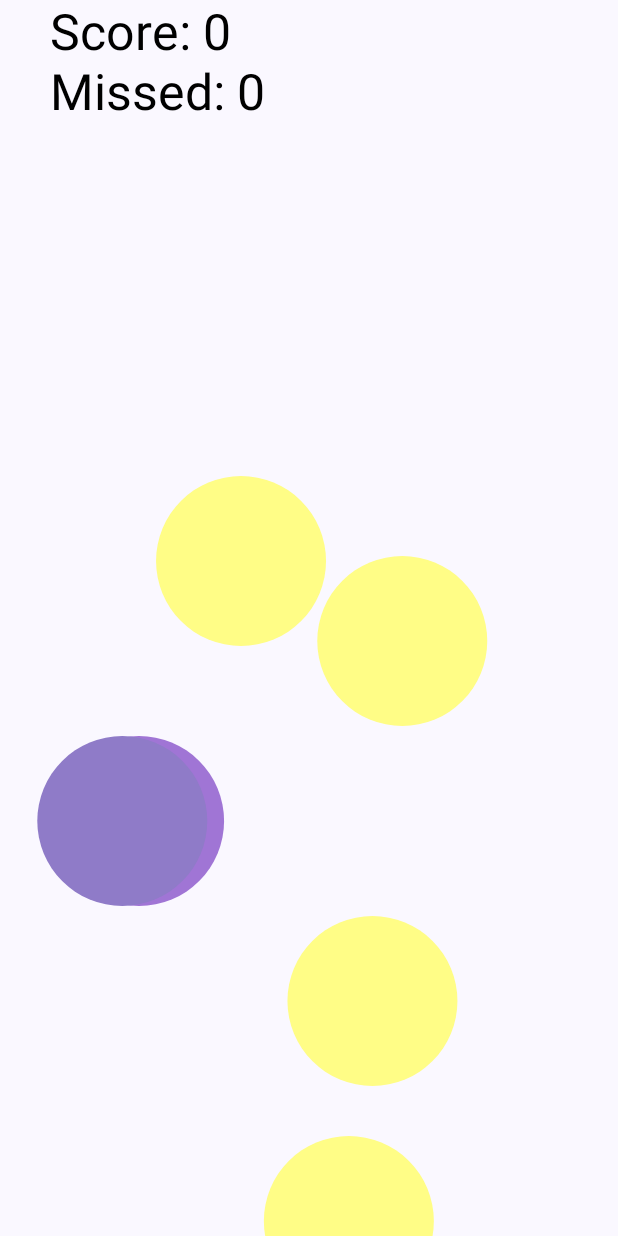
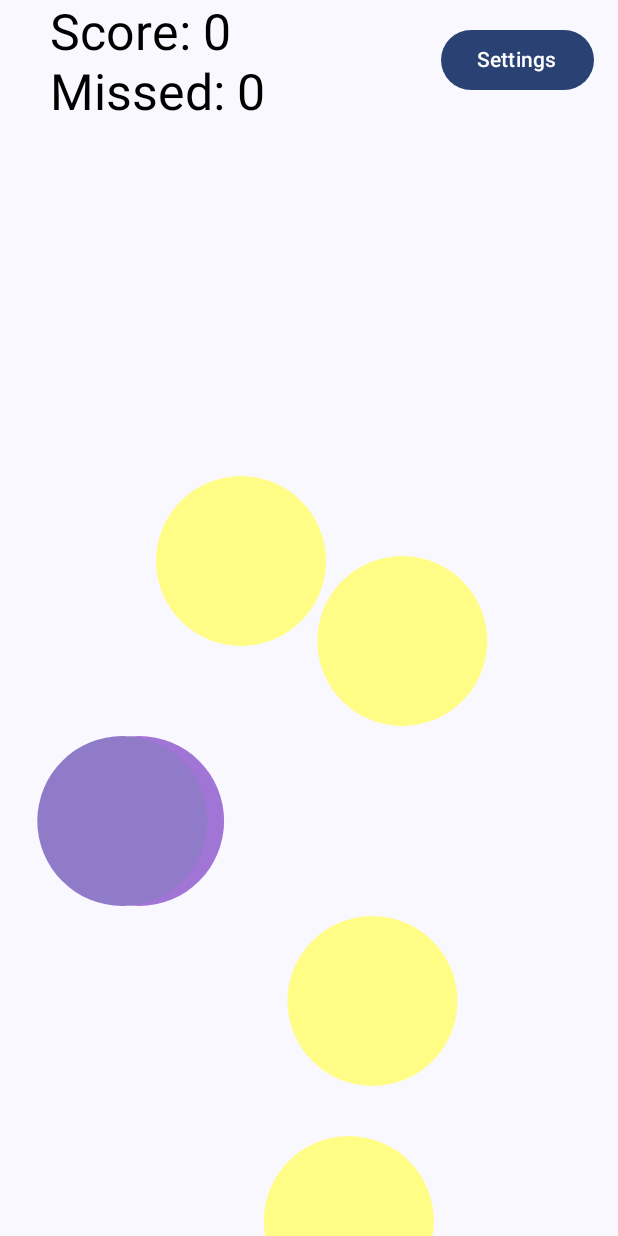
Before and after one commit to SabaAnsari2002/balloon-game, an Android app built with Jetpack Compose: the screen it shows after launch (MainActivity), after a tap on "شروع بازی", on a phone screen of 412 x 824 dp. Run offline under Robolectric (Android 15) with nearby library versions, the phone set to English and light mode, and no system bars.

Commit message:
the sixth commit

```diff
--- a/app/src/main/java/com/saba/balloongame/BalloonGameScreen.kt
+++ b/app/src/main/java/com/saba/balloongame/BalloonGameScreen.kt
@@ -1,22 +1,69 @@
 package com.saba.balloongame
 
-import androidx.compose.foundation.layout.fillMaxSize
-import androidx.compose.runtime.Composable
+import androidx.compose.foundation.layout.*
+import androidx.compose.material3.Button
+import androidx.compose.material3.Text
+import androidx.compose.runtime.*
+import androidx.compose.ui.Alignment
 import androidx.compose.ui.Modifier
 import androidx.compose.ui.platform.LocalContext
+import androidx.compose.ui.unit.dp
 import androidx.compose.ui.viewinterop.AndroidView
-import com.saba.balloongame.BalloonView
 
 @Composable
-fun BalloonGameScreen(onGameOver: () -> Unit) {
+fun BalloonGameScreen(
+    onGameOver: () -> Unit,
+    onPause: () -> Unit,
+    onResume: () -> Unit
+) {
     val context = LocalContext.current
+    var gamePaused by remember { mutableStateOf(false) }
+    var balloonView by remember { mutableStateOf<BalloonView?>(null) }
+
+    Box(modifier = Modifier.fillMaxSize()) {
         AndroidView(
             factory = {
                 BalloonView(context).apply {
                     this.onGameOver = onGameOver
+                    this.onPause = {
+                        gamePaused = true
+                        onPause()
+                    }
+                    this.onResume = {
+                        gamePaused = false
+                        onResume()
+                    }
+                    balloonView = this
                     resetGame()
                 }
             },
             modifier = Modifier.fillMaxSize()
         )
+
+        if (gamePaused) {
+            SettingsCard(
+                onBackToGame = {
+                    gamePaused = false
+                    balloonView?.resumeGame()
+                },
+                onRestartGame = {
+                    gamePaused = false
+                    balloonView?.resetGame()
                 }
+            )
+        }
+
+        Button(
+            onClick = {
+                gamePaused = true
+                balloonView?.pauseGame()
+                onPause()
+            },
+            modifier = Modifier
+                .align(Alignment.TopEnd)
+                .padding(16.dp)
+        ) {
+            Text("Settings")
+        }
+    }
+}
--- a/app/src/main/java/com/saba/balloongame/BalloonView.kt
+++ b/app/src/main/java/com/saba/balloongame/BalloonView.kt
@@ -17,15 +17,17 @@ class BalloonView(context: Context, attrs: AttributeSet? = null) : View(context,
         style = Paint.Style.FILL
     }
     private var score = 0
-    private var speed = 10 // سرعت اولیه
+    private var speed = 10 // Initial speed
     private var lastSpeedChangeTime = System.currentTimeMillis()
-    private var missedBalloonsCount = 0 // شمارش بادکنک‌های نترکیده و خارج شده
-    var onGameOver: (() -> Unit)? = null // تعریف یک تابع برای هندل کردن پایان بازی
+    private var missedBalloonsCount = 0 // Count of missed balloons
+    var onGameOver: (() -> Unit)? = null // Callback function for game over
+    var onPause: (() -> Unit)? = null // Callback function for pausing the game
+    var onResume: (() -> Unit)? = null // Callback function for resuming the game
 
-    // تعریف سایز ثابت برای بادکنک‌ها
+    // Constant size for balloons
     private val balloonRadius = 85f
 
-    // تعریف رنگ‌ها به صورت مقادیر صحیح
+    // Colors defined as integer values
     private val balloonColors = intArrayOf(
         Color.parseColor("#ABFFF9"), Color.parseColor("#A075D5"), Color.parseColor("#F5A9ED"),
         Color.parseColor("#FF8E8E"), Color.parseColor("#FFFD86"), Color.parseColor("#B8FF79"),
@@ -35,14 +37,29 @@ class BalloonView(context: Context, attrs: AttributeSet? = null) : View(context,
 
     private val handler = Handler()
     private var isGameRunning = false
-    private val maxBalloons = 20 // افزایش حداکثر تعداد بادکنک‌ها
+    private var isGamePaused = false
+    private val maxBalloons = 20 // Increase maximum number of balloons
 
     init {
         resetGame()
     }
 
-    private fun startGame() {
+    fun startGame() {
         isGameRunning = true
+        isGamePaused = false
+        handler.post(updateRunnable)
+        addBalloonWithDelay()
+    }
+
+    fun pauseGame() {
+        isGameRunning = false
+        isGamePaused = true
+        handler.removeCallbacks(updateRunnable)
+    }
+
+    fun resumeGame() {
+        isGameRunning = true
+        isGamePaused = false
         handler.post(updateRunnable)
         addBalloonWithDelay()
     }
@@ -58,7 +75,7 @@ class BalloonView(context: Context, attrs: AttributeSet? = null) : View(context,
 
             val balloonsToRemove = mutableListOf<Balloon>()
             for (balloon in balloons) {
-                balloon.y -= speed // سرعت حرکت بادکنک‌ها
+                balloon.y -= speed // Balloon movement speed
                 if (balloon.y + balloonRadius < 0) {
                     balloonsToRemove.add(balloon)
                     missedBalloonsCount++
@@ -70,15 +87,15 @@ class BalloonView(context: Context, attrs: AttributeSet? = null) : View(context,
             }
             balloons.removeAll(balloonsToRemove)
 
-            // افزایش سرعت هر ۱۵ ثانیه
+            // Increase speed every 15 seconds
             val currentTime = System.currentTimeMillis()
             if (currentTime - lastSpeedChangeTime >= 10000) {
-                speed += 4 // افزایش سرعت
+                speed += 4 // Increase speed
                 lastSpeedChangeTime = currentTime
             }
 
             invalidate()
-            handler.postDelayed(this, 50) // به‌روزرسانی هر 50 میلی‌ثانیه
+            handler.postDelayed(this, 50) // Update every 50 milliseconds
         }
     }
 
@@ -88,17 +105,17 @@ class BalloonView(context: Context, attrs: AttributeSet? = null) : View(context,
                 balloons.add(generateRandomBalloon())
                 addBalloonWithDelay()
             }
-        }, Random.nextLong(300, 1000)) // تاخیر تصادفی بین 0.3 تا 1 ثانیه
+        }, Random.nextLong(300, 1000)) // Random delay between 0.3 to 1 second
     }
 
     override fun onDraw(canvas: Canvas) {
         super.onDraw(canvas)
-        // رسم بادکنک‌ها
+        // Draw balloons
         for (balloon in balloons) {
             paint.color = balloon.color
             canvas.drawCircle(balloon.x, balloon.y, balloonRadius, paint)
         }
-        // نمایش امتیاز و تعداد بادکنک‌های نترکیده
+        // Display score and missed balloons count
         paint.color = Color.BLACK
         paint.textSize = 50f
         canvas.drawText("Score: $score", 50f, 50f, paint)
@@ -106,8 +123,8 @@ class BalloonView(context: Context, attrs: AttributeSet? = null) : View(context,
     }
 
     override fun onTouchEvent(event: MotionEvent): Boolean {
-        if (event.action == MotionEvent.ACTION_DOWN) {
-            // بررسی ترکاندن بادکنک
+        if (event.action == MotionEvent.ACTION_DOWN && !isGamePaused) {
+            // Check for balloon tap
             val iterator = balloons.iterator()
             while (iterator.hasNext()) {
                 val balloon = iterator.next()
@@ -124,7 +141,7 @@ class BalloonView(context: Context, attrs: AttributeSet? = null) : View(context,
 
     private fun generateRandomBalloon(): Balloon {
         val x = balloonRadius + Random.nextFloat() * (width - 2 * balloonRadius)
-        val y = height.toFloat() + balloonRadius // از پایین صفحه وارد شود
+        val y = height.toFloat() + balloonRadius // Enter from bottom of the screen
         return Balloon(x, y, balloonColors[Random.nextInt(balloonColors.size)])
     }
 
@@ -135,7 +152,7 @@ class BalloonView(context: Context, attrs: AttributeSet? = null) : View(context,
         speed = 10
         missedBalloonsCount = 0
         balloons.clear()
-        // اطمینان از اینکه View اندازه‌گیری شده است
+        // Ensure view is measured
         post {
             startGame()
         }
--- a/app/src/main/java/com/saba/balloongame/MainActivity.kt
+++ b/app/src/main/java/com/saba/balloongame/MainActivity.kt
@@ -3,13 +3,11 @@ package com.saba.balloongame
 import android.os.Bundle
 import androidx.activity.ComponentActivity
 import androidx.activity.compose.setContent
-import androidx.compose.foundation.layout.*
-import androidx.compose.material3.*
+import androidx.compose.foundation.layout.fillMaxSize
+import androidx.compose.material3.MaterialTheme
+import androidx.compose.material3.Surface
 import androidx.compose.runtime.*
-import androidx.compose.ui.Alignment
 import androidx.compose.ui.Modifier
-import androidx.compose.ui.unit.dp
-import androidx.compose.ui.unit.sp
 import com.saba.balloongame.ui.theme.BalloonGameTheme
 import kotlinx.coroutines.delay
 
@@ -37,10 +35,14 @@ class MainActivity : ComponentActivity() {
                             gameOver = false
                             startGame = true
                         })
-                        startGame -> BalloonGameScreen(onGameOver = {
-                            gameOver = true
-                            startGame = false
-                        })
+                        startGame -> BalloonGameScreen(
+                            onGameOver = {
+                                gameOver = true
+                                startGame = false
+                            },
+                            onPause = { /* Handle pause logic here */ },
+                            onResume = { /* Handle resume logic here */ }
+                        )
                         else -> HomeScreen(onStartClick = { startGame = true })
                     }
                 }
@@ -48,19 +50,3 @@ class MainActivity : ComponentActivity() {
         }
     }
 }
-
-@Composable
-fun GameOverScreen(onRestartClick: () -> Unit) {
-    Box(
-        contentAlignment = Alignment.Center,
-        modifier = Modifier.fillMaxSize()
-    ) {
-        Column(horizontalAlignment = Alignment.CenterHorizontally) {
-            Text(text = "Game Over", fontSize = 30.sp)
-            Spacer(modifier = Modifier.height(16.dp))
-            Button(onClick = onRestartClick) {
-                Text(text = "شروع مجدد")
-            }
-        }
-    }
-}
```
Also changed, not shown: app/src/main/java/com/saba/balloongame/GameOverScreen .kt (added, +26 -0 lines), app/src/main/java/com/saba/balloongame/SettingsCard .kt (added, +41 -0 lines). Lines whose indentation alone changed are shown as unchanged.
